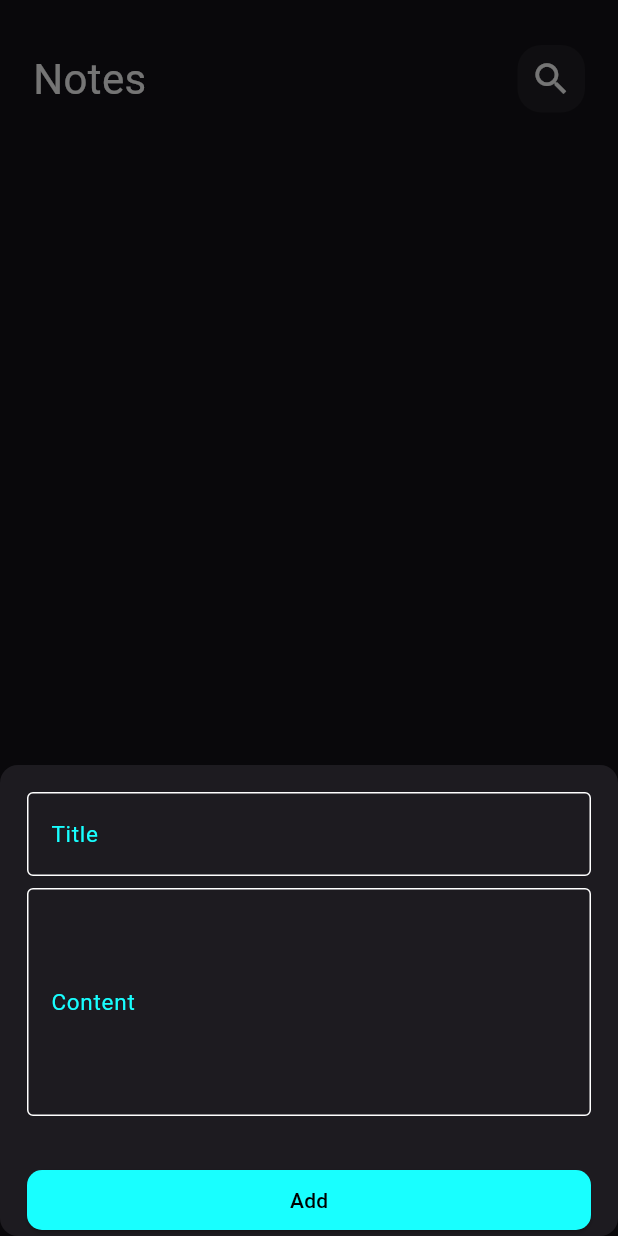
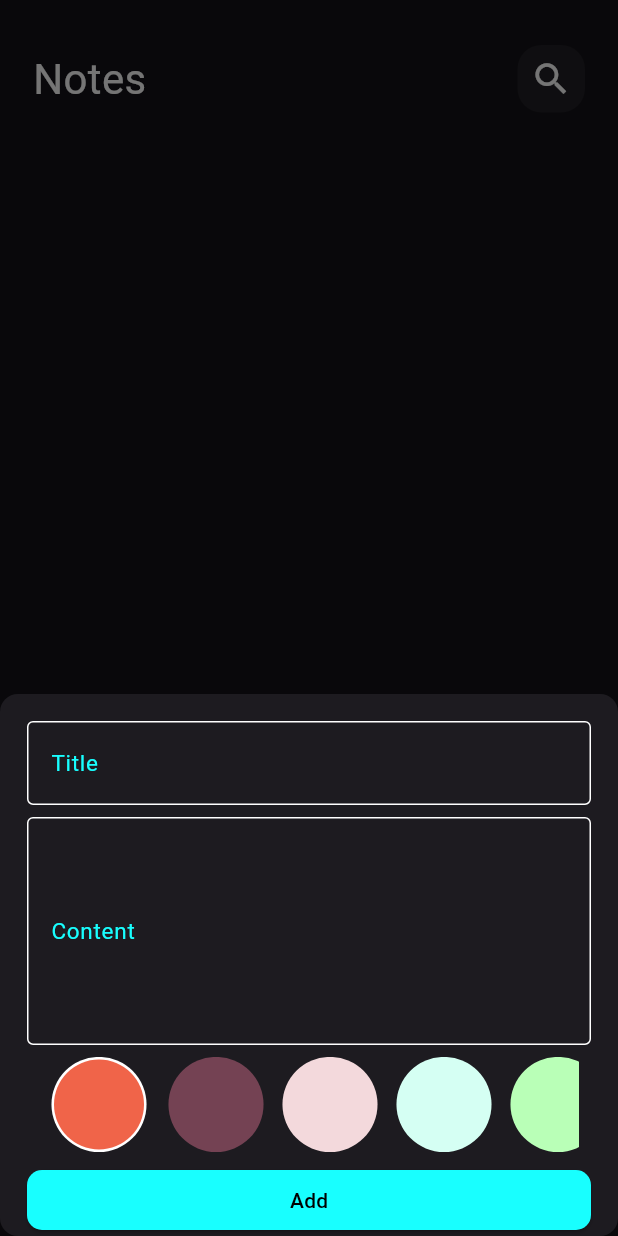
Before and after one commit to Mohamed-Mamdouh1/HiveNoteApp, a Flutter app: the screen it shows after launch, after a tap on the "add" icon, on a phone screen of 412 x 824 dp. Run offline on Flutter 3.47's test engine with Material 2 defaults, Android fonts, the phone set to English and light mode, and no system bars; our stand-ins replace bloc, flutter_bloc, hive, hive_flutter; accounts and stored records are empty.

Commit message:
Add colors_list.dart and

```diff
--- a/lib/cubits/add_note_cubit/add_note_cubit.dart
+++ b/lib/cubits/add_note_cubit/add_note_cubit.dart
@@ -9,10 +9,12 @@ part 'add_note_state.dart';
 
 class AddNoteCubit extends Cubit<AddNoteState> {
   final Box<NoteModel> notesBox;
-
   AddNoteCubit(this.notesBox) : super(AddNoteInitial());
+  Color color = const Color(0xffF06449);
 
   addNote(NoteModel note)async{
+    note.color = color.value;
+
     emit(AddNoteLoading());
     try {
       notesBox.add(note);
--- a/lib/cubits/notes_cubit/notes_cubit.dart
+++ b/lib/cubits/notes_cubit/notes_cubit.dart
@@ -1,4 +1,5 @@
 import 'package:bloc/bloc.dart';
+import 'package:flutter/material.dart';
 import 'package:hive_flutter/hive_flutter.dart';
 import 'package:hive_note_app/model/note_model.dart';
 import 'package:meta/meta.dart';
--- a/lib/views/edit_note_view.dart
+++ b/lib/views/edit_note_view.dart
@@ -2,6 +2,7 @@ import 'package:flutter/material.dart';
 import 'package:flutter_bloc/flutter_bloc.dart';
 import 'package:hive_note_app/cubits/notes_cubit/notes_cubit.dart';
 import 'package:hive_note_app/model/note_model.dart';
+import 'package:hive_note_app/views/widgets/colors_list.dart';
 import 'package:hive_note_app/views/widgets/custom_app_bar.dart';
 import 'package:hive_note_app/views/widgets/custom_text_field.dart';
 
@@ -59,6 +60,10 @@ class _EditNoteViewState extends State<EditNoteView> {
               maxLines: 4,
               oldData: widget.noteModel.content,
             ),
+            const SizedBox(
+              height: 20,
+            ),
+            const ColorsList(),
           ],
         ),
       ),
--- /dev/null
+++ b/lib/views/widgets/colors_list.dart
@@ -0,0 +1,74 @@
+import 'package:flutter/material.dart';
+import 'package:flutter_bloc/flutter_bloc.dart';
+import 'package:hive_note_app/cubits/add_note_cubit/add_note_cubit.dart';
+
+class ColorsItem extends StatelessWidget {
+  const ColorsItem({super.key, required this.isSelected, required this.color});
+
+  final bool isSelected;
+  final Color color;
+
+  @override
+  Widget build(BuildContext context) {
+    return isSelected
+        ? CircleAvatar(
+            radius: 40,
+            backgroundColor: Colors.white,
+            child: CircleAvatar(
+              radius: 30,
+              backgroundColor: color,
+            ),
+          )
+        : CircleAvatar(
+            radius: 38,
+            backgroundColor: color,
+          );
+  }
+}
+
+class ColorsList extends StatefulWidget {
+  const ColorsList({super.key});
+
+  @override
+  State<ColorsList> createState() => _ColorsListState();
+}
+
+class _ColorsListState extends State<ColorsList> {
+  int selectedIndex = 0;
+  final List<Color> colorsList = const [
+    Color(0xffF06449),
+    Color(0xff744253),
+    Color(0xffF3D9DC),
+    Color(0xffD5FFF3),
+    Color(0xffB9FFB7),
+  ];
+
+  @override
+  Widget build(BuildContext context) {
+    return Padding(
+      padding: const EdgeInsets.all(8.0),
+      child: SizedBox(
+        height: MediaQuery.of(context).size.width / 6.5,
+        width: double.infinity,
+        child: ListView.builder(
+            scrollDirection: Axis.horizontal,
+            itemCount: 5,
+            itemBuilder: (ctx, index) {
+              return InkWell(
+                splashColor: Colors.transparent,
+                onTap: () {
+                  selectedIndex = index;
+                  BlocProvider.of<AddNoteCubit>(context).color =
+                      colorsList[index];
+                  setState(() {});
+                },
+                child: ColorsItem(
+                  isSelected: selectedIndex == index,
+                  color: colorsList[index],
+                ),
+              );
+            }),
+      ),
+    );
+  }
+}
--- a/lib/views/widgets/notes_listview.dart
+++ b/lib/views/widgets/notes_listview.dart
@@ -29,7 +29,9 @@ class NotesListView extends StatelessWidget {
                       );
                     }));
                   },
-                  child: CustomCard(note: notes[index]));
+                  child: CustomCard(
+                    note: notes[index],
+                  ));
             });
       },
     );
```
Also changed, not shown: lib/views/widgets/add_note.dart (+11 -9 lines), lib/views/widgets/custom_card.dart (+7 -1 lines).
